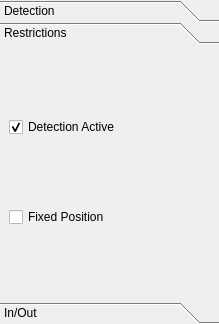
Before: the Qt Designer form ui/tab_featuresUi.ui in wonkoderverstaendige/Spotter, drawn with Qt 5.
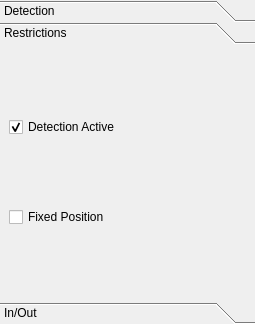
After: the same form once the commit is applied. The open tabs and pages were chosen to show the change.

What changed in the file:
```diff
--- a/ui/tab_featuresUi.ui
+++ b/ui/tab_featuresUi.ui
@@ -6,7 +6,7 @@
    <rect>
     <x>0</x>
     <y>0</y>
-    <width>219</width>
+    <width>255</width>
     <height>324</height>
    </rect>
   </property>
@@ -495,8 +495,8 @@
          <rect>
           <x>0</x>
           <y>0</y>
-          <width>120</width>
-          <height>58</height>
+          <width>253</width>
+          <height>259</height>
          </rect>
         </property>
         <attribute name="label">
```
Left out of the diff: 6 changed lines with no effect on the pictures.
